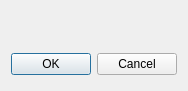
Qt form components/about/qt/about_dialog.ui (alexsmn/scada-client) before a commit.
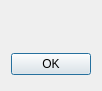
The same form after that commit.

Commit message: AboutBox QT: Remove Cancel.

Patch:
```diff
--- a/components/about/qt/about_dialog.ui
+++ b/components/about/qt/about_dialog.ui
@@ -6,7 +6,7 @@
    <rect>
     <x>0</x>
     <y>0</y>
-    <width>182</width>
+    <width>101</width>
     <height>88</height>
    </rect>
   </property>
@@ -85,13 +85,6 @@
        </property>
       </widget>
      </item>
-     <item>
-      <widget class="QPushButton" name="cancelButton">
-       <property name="text">
-        <string>Cancel</string>
-       </property>
-      </widget>
-     </item>
     </layout>
    </item>
   </layout>
```
Left out of the diff: 16 changed lines with no effect on the pictures. The commit also changes 1 other file.
